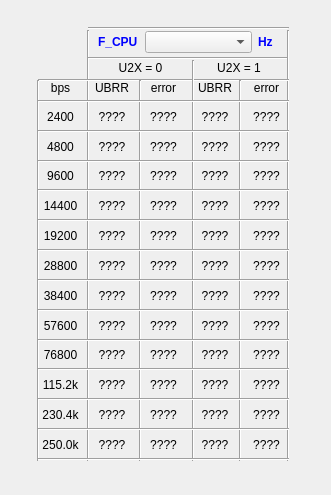
Above: ubrr_calculator.ui from Patrix354/PK_AVR_Calculator before the change. Below: the same form after it.
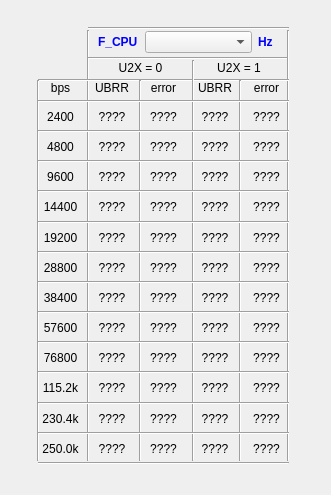
That is the form after the change.

What changed in the file:
```diff
--- a/ubrr_calculator.ui
+++ b/ubrr_calculator.ui
@@ -292,7 +292,7 @@
      <x>38</x>
      <y>100</y>
      <width>251</width>
-     <height>361</height>
+     <height>365</height>
     </rect>
    </property>
    <layout class="QVBoxLayout" name="verticalLayout">
```
Left out of the diff: 2 changed lines with no effect on the pictures.
